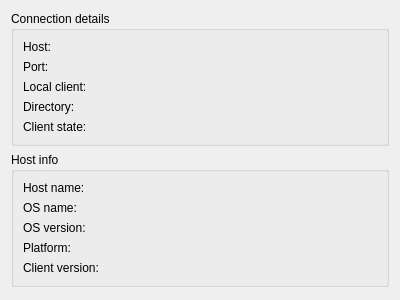
Above: src/ui_Advanced/InfoWidgets/SessionInfoWidget.ui from mireq/QBoincGui before the change. Below: the same form after it.
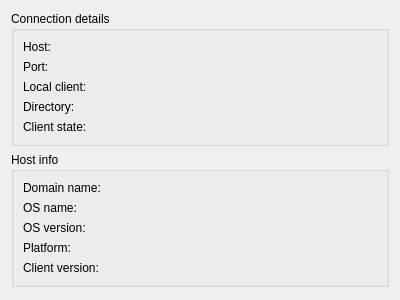
That is the form after the change. Icons and pictures are not drawn. Custom widgets are drawn as their Qt base class.

What changed in the file:
```diff
--- a/src/ui_Advanced/InfoWidgets/SessionInfoWidget.ui
+++ b/src/ui_Advanced/InfoWidgets/SessionInfoWidget.ui
@@ -183,10 +183,10 @@
         </property>
        </widget>
       </item>
-      <item row="4" column="1">
-       <widget class="QLabel" name="platformLabel">
+      <item row="1" column="0">
+       <widget class="QLabel" name="domainNameCaption">
         <property name="text">
-         <string/>
+         <string>Domain name:</string>
         </property>
         <property name="textFormat">
          <enum>Qt::PlainText</enum>
@@ -223,16 +223,6 @@
         </property>
        </widget>
       </item>
-      <item row="1" column="0">
-       <widget class="QLabel" name="hostNameCaption">
-        <property name="text">
-         <string>Host name:</string>
-        </property>
-        <property name="textFormat">
-         <enum>Qt::PlainText</enum>
-        </property>
-       </widget>
-      </item>
      </layout>
     </widget>
    </item>
```
Left out of the diff: 22 changed lines with no effect on the pictures.
